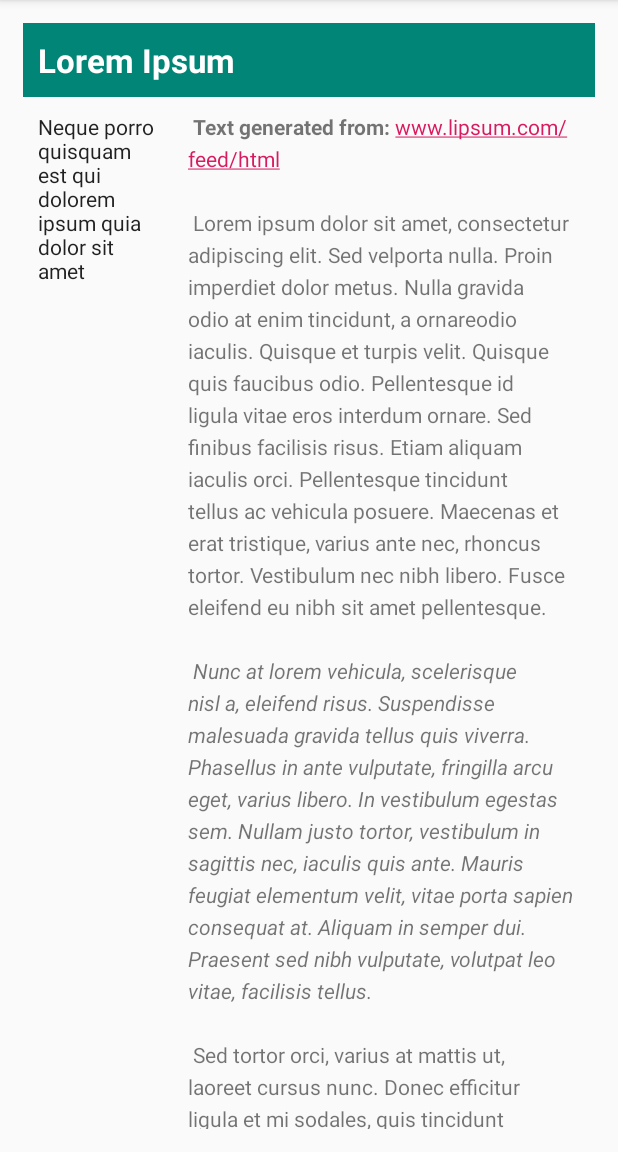
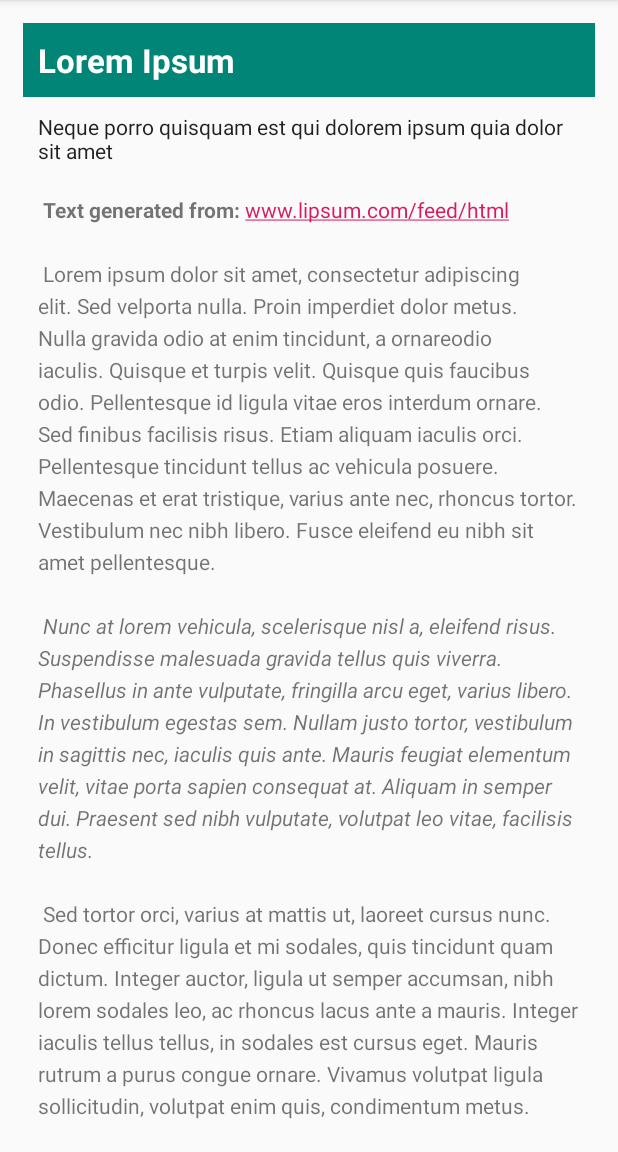
Before and after one commit to gafeol/Mobile, an Android app: the screen it shows after launch (MainActivity), on a phone screen of 412 x 824 dp, the part 84-1236 px from its top. Run offline under Robolectric (Android 15) with nearby library versions, the phone set to English and light mode, and no system bars.

Commit message:
Return to previous layout version

```diff
--- a/ScrollingText/app/src/main/res/layout/activity_main.xml
+++ b/ScrollingText/app/src/main/res/layout/activity_main.xml
@@ -26,20 +26,15 @@
         <LinearLayout
             android:layout_width="match_parent"
             android:layout_height="wrap_content"
-            android:orientation="horizontal">
+            android:orientation="vertical">
 
             <TextView
                 android:id="@+id/article_subheading"
-                android:layout_width="100dp"
+                android:layout_width="match_parent"
                 android:layout_height="wrap_content"
                 android:padding="@dimen/padding_regular"
                 android:text="@string/article_subtitle"
                 android:textAppearance="@android:style/TextAppearance.DeviceDefault" />
-
-            <LinearLayout
-                android:layout_width="wrap_content"
-                android:layout_height="wrap_content"
-                android:orientation="vertical">
 
             <TextView
                 android:id="@+id/article"
@@ -50,19 +45,7 @@
                 android:padding="@dimen/padding_regular"
                 android:text="@string/article_text" />
 
-                <Button
-                    android:id="@+id/comment_button"
-                    android:layout_width="wrap_content"
-                    android:layout_height="wrap_content"
-                    android:layout_margin="@dimen/padding_regular"
-                    android:background="@color/colorPrimary"
-                    android:padding="@dimen/padding_regular"
-                    android:text="@string/add_comment"
-                    android:textColor="@android:color/white" />
         </LinearLayout>
-
-    </LinearLayout>
-
     </ScrollView>
 
 </RelativeLayout>
```
Also changed, not shown: 3 other files. Lines whose indentation alone changed are shown as unchanged.
